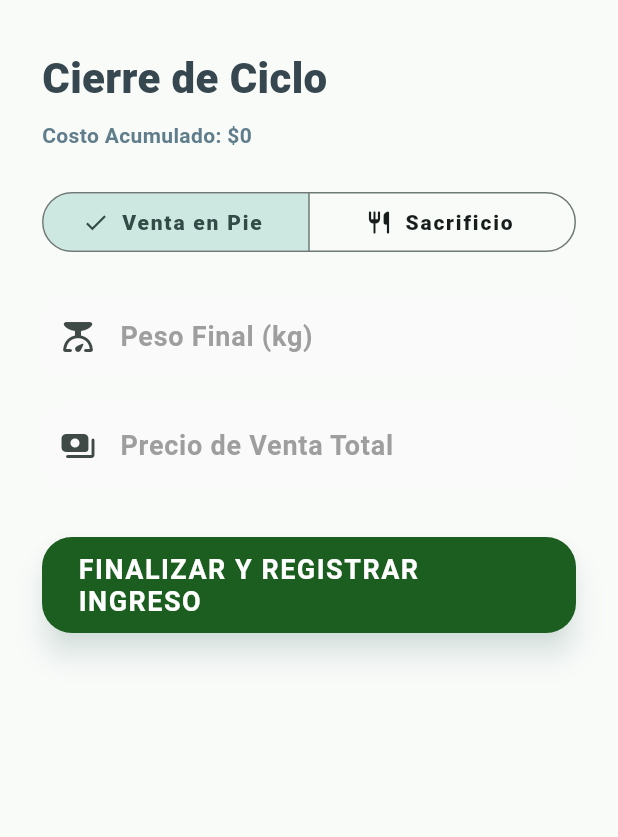
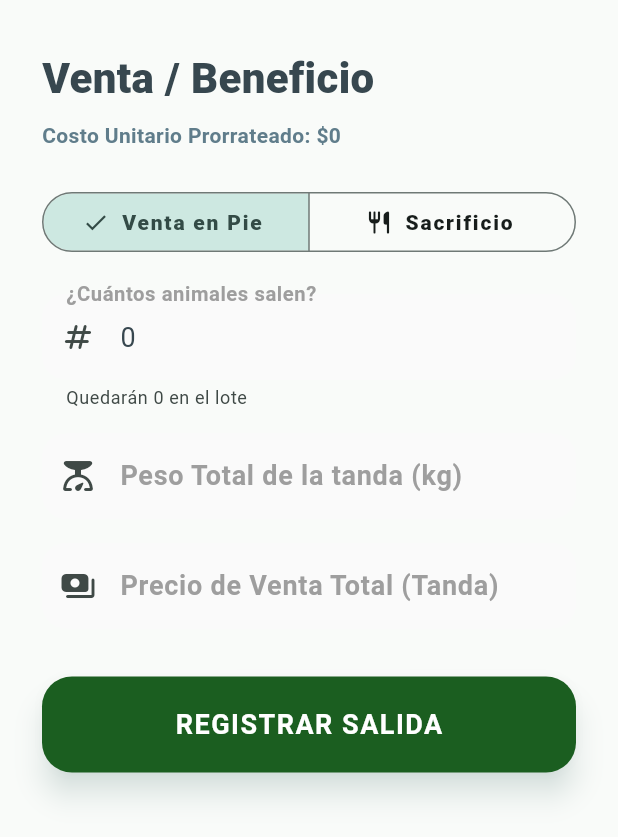
Before and after one commit to Brandon094/AgroGo, a Flutter app: the _FormCierreModal widget shown alone on an empty page, opened directly with empty values, on a phone screen of 412 x 824 dp. Shown: the top 837 px of the screen. Run offline on Flutter 3.47's test engine with Material 3 defaults, Android fonts, the light colour scheme and no system bars; our stand-ins replace dartz, firebase_auth, firebase_core, flutter_riverpod, geocoding, geolocator and 5 more; missing offline and left inert: maps_toolkit, turf; accounts and stored records are empty; generated files the repository leaves out were written again.

Commit message:
feat(livestock): implementar gestión por lotes (Batch Tracking) y salidas parciales
- Añadir cantidadInicial y cantidadActual a entidades pecuarias.\n- Implementar motor de prorrateo para cálculo de costo unitario en tiempo real.\n- Habilitar flujo de salidas parciales (Ventas/Beneficio por tandas) sin cerrar el lote.\n- Actualizar UI para visualizar stock remanente y utilidades acumuladas.

```diff
--- a/lib/features/livestock/data/modelos_pecuario_isar.dart
+++ b/lib/features/livestock/data/modelos_pecuario_isar.dart
@@ -9,12 +9,14 @@ class EspecieIsarModel {
   int? fincaId;
   late String nombre;
   late String tipoEspecie;
+  late int cantidadInicial;
   late int cantidadActual;
   int? loteId;
   late double valorUnitario;
   late double valorTotalInversion;
 
   late double costoInsumosAcumulado;
+  late double utilidadesGeneradas;
   late bool estaActivo;
   DateTime? fechaSalida;
   double? precioVentaTotal;
@@ -29,11 +31,13 @@ class EspecieIsarModel {
       fincaId: fincaId?.toString(),
       nombre: nombre,
       tipoEspecie: tipoEspecie,
+      cantidadInicial: cantidadInicial,
       cantidadActual: cantidadActual,
       loteId: loteId?.toString(),
       valorUnitario: valorUnitario,
       valorTotalInversion: valorTotalInversion,
       costoInsumosAcumulado: costoInsumosAcumulado,
+      utilidadesGeneradas: utilidadesGeneradas,
       estaActivo: estaActivo,
       fechaSalida: fechaSalida,
       precioVentaTotal: precioVentaTotal,
@@ -47,11 +51,13 @@ class EspecieIsarModel {
       ..fincaId = entidad.fincaId != null ? int.tryParse(entidad.fincaId!) : null
       ..nombre = entidad.nombre
       ..tipoEspecie = entidad.tipoEspecie
+      ..cantidadInicial = entidad.cantidadInicial
       ..cantidadActual = entidad.cantidadActual
       ..loteId = entidad.loteId != null ? int.tryParse(entidad.loteId!) : null
       ..valorUnitario = entidad.valorUnitario
       ..valorTotalInversion = entidad.valorTotalInversion
       ..costoInsumosAcumulado = entidad.costoInsumosAcumulado
+      ..utilidadesGeneradas = entidad.utilidadesGeneradas
       ..estaActivo = entidad.estaActivo
       ..fechaSalida = entidad.fechaSalida
       ..precioVentaTotal = entidad.precioVentaTotal
--- a/lib/features/livestock/domain/entidades_pecuario.dart
+++ b/lib/features/livestock/domain/entidades_pecuario.dart
@@ -5,13 +5,17 @@ class EspecieEntity {
   final String? fincaId;
   final String nombre;
   final String tipoEspecie;
+  final int cantidadInicial;
   final int cantidadActual;
   final String? loteId;
   final double valorUnitario;
-  final double valorTotalInversion; // Valor inicial de adquisición
+  final double valorTotalInversion; // Inversión inicial total (cantidadInicial * valorUnitario)
 
-  final double costoInsumosAcumulado; // Alimentación + Sanidad
+  final double costoInsumosAcumulado; // Alimentación + Sanidad acumulada de los que quedan
+  final double utilidadesGeneradas; // Ingresos - Gastos de las salidas parciales ya realizadas
   final bool estaActivo;
+
+  // Estos campos se usan para la salida FINAL o historial de la última salida
   final DateTime? fechaSalida;
   final double? precioVentaTotal;
   final double? kilosSalida;
@@ -22,11 +26,13 @@ class EspecieEntity {
     this.fincaId,
     required this.nombre,
     required this.tipoEspecie,
+    required this.cantidadInicial,
     required this.cantidadActual,
     this.loteId,
     this.valorUnitario = 0.0,
     this.valorTotalInversion = 0.0,
     this.costoInsumosAcumulado = 0.0,
+    this.utilidadesGeneradas = 0.0,
     this.estaActivo = true,
     this.fechaSalida,
     this.precioVentaTotal,
@@ -34,19 +40,24 @@ class EspecieEntity {
     this.tipoSalida,
   });
 
-  double get costoTotalAcumulado => valorTotalInversion + costoInsumosAcumulado;
-  double get utilidadNeta => (precioVentaTotal ?? 0.0) - costoTotalAcumulado;
+  /// Costo total que lleva el lote actualmente (lo invertido en compra + insumos)
+  double get costoTotalLote => (cantidadActual * valorUnitario) + costoInsumosAcumulado;
+
+  /// Lo que ha costado cada animal que está vivo hoy (Prorrateo)
+  double get costoUnitarioActual => cantidadActual > 0 ? costoTotalLote / cantidadActual : 0.0;
 
   EspecieEntity copyWith({
     String? id,
     String? fincaId,
     String? nombre,
     String? tipoEspecie,
+    int? cantidadInicial,
     int? cantidadActual,
     String? loteId,
     double? valorUnitario,
     double? valorTotalInversion,
     double? costoInsumosAcumulado,
+    double? utilidadesGeneradas,
     bool? estaActivo,
     DateTime? fechaSalida,
     double? precioVentaTotal,
@@ -58,11 +69,13 @@ class EspecieEntity {
       fincaId: fincaId ?? this.fincaId,
       nombre: nombre ?? this.nombre,
       tipoEspecie: tipoEspecie ?? this.tipoEspecie,
+      cantidadInicial: cantidadInicial ?? this.cantidadInicial,
       cantidadActual: cantidadActual ?? this.cantidadActual,
       loteId: loteId ?? this.loteId,
       valorUnitario: valorUnitario ?? this.valorUnitario,
       valorTotalInversion: valorTotalInversion ?? this.valorTotalInversion,
       costoInsumosAcumulado: costoInsumosAcumulado ?? this.costoInsumosAcumulado,
+      utilidadesGeneradas: utilidadesGeneradas ?? this.utilidadesGeneradas,
       estaActivo: estaActivo ?? this.estaActivo,
       fechaSalida: fechaSalida ?? this.fechaSalida,
       precioVentaTotal: precioVentaTotal ?? this.precioVentaTotal,
--- a/lib/features/livestock/presentation/pantalla_detalle_especie.dart
+++ b/lib/features/livestock/presentation/pantalla_detalle_especie.dart
@@ -25,7 +25,7 @@ class PantallaDetalleEspecie extends ConsumerWidget {
       data: (especies) {
         final especie = especies.firstWhere(
           (e) => e.id == especieId,
-          orElse: () => const EspecieEntity(id: '', nombre: '', tipoEspecie: '', cantidadActual: 0),
+          orElse: () => const EspecieEntity(id: '', nombre: '', tipoEspecie: '', cantidadActual: 0, cantidadInicial: 0),
         );
 
         if (especie.id.isEmpty) {
@@ -43,14 +43,14 @@ class PantallaDetalleEspecie extends ConsumerWidget {
                   Text(especie.nombre, style: const TextStyle(fontWeight: FontWeight.w900, fontSize: 24)),
                   Row(
                     children: [
-                      Text('${especie.cantidadActual} ${especie.tipoEspecie}', style: const TextStyle(fontSize: 13, color: Colors.white70, fontWeight: FontWeight.bold)),
+                      Text('${especie.cantidadActual} / ${especie.cantidadInicial} ${especie.tipoEspecie}', style: const TextStyle(fontSize: 13, color: Colors.white70, fontWeight: FontWeight.bold)),
                       const SizedBox(width: 8),
                       const Icon(Icons.calculate_rounded, size: 12, color: Colors.amber),
-                      Text(' \$${especie.costoTotalAcumulado.toStringAsFixed(0)}', style: const TextStyle(fontSize: 12, color: Colors.amber, fontWeight: FontWeight.w900)),
-                      if (!especie.estaActivo) ...[
+                      Text(' Unitario: \$${especie.costoUnitarioActual.toStringAsFixed(0)}', style: const TextStyle(fontSize: 12, color: Colors.amber, fontWeight: FontWeight.w900)),
+                      if (!especie.estaActivo || especie.utilidadesGeneradas != 0) ...[
                         const SizedBox(width: 8),
                         const Icon(Icons.trending_up_rounded, size: 12, color: Colors.lightGreenAccent),
-                        Text(' Utilidad: \$${especie.utilidadNeta.toStringAsFixed(0)}', style: const TextStyle(fontSize: 12, color: Colors.lightGreenAccent, fontWeight: FontWeight.w900)),
+                        Text(' Utilidad: \$${especie.utilidadesGeneradas.toStringAsFixed(0)}', style: const TextStyle(fontSize: 12, color: Colors.lightGreenAccent, fontWeight: FontWeight.w900)),
                       ],
                     ],
                   ),
@@ -624,7 +624,22 @@ class _FormCierreModal extends ConsumerStatefulWidget {
 class _FormCierreModalState extends ConsumerState<_FormCierreModal> {
   final _kilosCtrl = TextEditingController();
   final _precioCtrl = TextEditingController();
+  final _cantidadCtrl = TextEditingController();
   TipoSalidaPecuaria _tipo = TipoSalidaPecuaria.ventaEnPie;
+
+  @override
+  void initState() {
+    super.initState();
+    _cantidadCtrl.text = widget.especie.cantidadActual.toString();
+  }
+
+  @override
+  void dispose() {
+    _kilosCtrl.dispose();
+    _precioCtrl.dispose();
+    _cantidadCtrl.dispose();
+    super.dispose();
+  }
 
   @override
   Widget build(BuildContext context) {
@@ -636,9 +651,9 @@ class _FormCierreModalState extends ConsumerState<_FormCierreModal> {
         mainAxisSize: MainAxisSize.min,
         crossAxisAlignment: CrossAxisAlignment.stretch,
         children: [
-          const Text('Cierre de Ciclo', style: TextStyle(fontSize: 28, fontWeight: FontWeight.w900, color: Color(0xFF37474F))),
+          const Text('Venta / Beneficio', style: TextStyle(fontSize: 28, fontWeight: FontWeight.w900, color: Color(0xFF37474F))),
           const SizedBox(height: 8),
-          Text('Costo Acumulado: \$${widget.especie.costoTotalAcumulado.toStringAsFixed(0)}', style: const TextStyle(fontWeight: FontWeight.bold, color: Colors.blueGrey)),
+          Text('Costo Unitario Prorrateado: \$${widget.especie.costoUnitarioActual.toStringAsFixed(0)}', style: const TextStyle(fontWeight: FontWeight.bold, color: Colors.blueGrey)),
           const SizedBox(height: 24),
 
           SegmentedButton<TipoSalidaPecuaria>(
@@ -652,10 +667,21 @@ class _FormCierreModalState extends ConsumerState<_FormCierreModal> {
 
           const SizedBox(height: 24),
           TextField(
+            controller: _cantidadCtrl,
+            keyboardType: TextInputType.number,
+            decoration: InputDecoration(
+              labelText: '¿Cuántos animales salen?',
+              prefixIcon: const Icon(Icons.numbers_rounded),
+              helperText: 'Quedarán ${widget.especie.cantidadActual - (int.tryParse(_cantidadCtrl.text) ?? 0)} en el lote',
+            ),
+            onChanged: (v) => setState(() {}),
+          ),
+          const SizedBox(height: 16),
+          TextField(
             controller: _kilosCtrl,
             keyboardType: TextInputType.number,
             decoration: InputDecoration(
-              labelText: _tipo == TipoSalidaPecuaria.ventaEnPie ? 'Peso Final (kg)' : 'Kilos de carne obtenidos',
+              labelText: _tipo == TipoSalidaPecuaria.ventaEnPie ? 'Peso Total de la tanda (kg)' : 'Kilos de carne obtenidos',
               prefixIcon: const Icon(Icons.scale_rounded),
               suffixText: 'kg',
             ),
@@ -665,7 +691,7 @@ class _FormCierreModalState extends ConsumerState<_FormCierreModal> {
             controller: _precioCtrl,
             keyboardType: TextInputType.number,
             decoration: const InputDecoration(
-              labelText: 'Precio de Venta Total',
+              labelText: 'Precio de Venta Total (Tanda)',
               prefixIcon: Icon(Icons.payments_rounded),
               suffixText: 'COP',
             ),
@@ -675,14 +701,17 @@ class _FormCierreModalState extends ConsumerState<_FormCierreModal> {
           ElevatedButton(
             style: ElevatedButton.styleFrom(backgroundColor: const Color(0xFF1B5E20)),
             onPressed: () async {
+              final cantidad = int.tryParse(_cantidadCtrl.text) ?? 0;
               final kilos = double.tryParse(_kilosCtrl.text) ?? 0;
               final precio = double.tryParse(_precioCtrl.text) ?? 0;
 
-              if (kilos <= 0 || precio <= 0) return;
+              if (cantidad <= 0 || cantidad > widget.especie.cantidadActual) return;
+              if (precio <= 0) return;
 
               HapticFeedback.heavyImpact();
-              await ref.read(especieDetalleProvider(widget.especie.id).notifier).cerrarCicloPecuario(
+              await ref.read(especieDetalleProvider(widget.especie.id).notifier).registrarSalidaPecuaria(
                 tipo: _tipo,
+                cantidadASacar: cantidad,
                 kilos: kilos,
                 precioTotal: precio,
               );
@@ -690,15 +719,15 @@ class _FormCierreModalState extends ConsumerState<_FormCierreModal> {
               if (mounted) {
                 Navigator.pop(context);
                 ScaffoldMessenger.of(context).showSnackBar(
-                  const SnackBar(
-                    content: Text('Ciclo cerrado con éxito. Registro guardado en historial.'),
+                  SnackBar(
+                    content: Text(cantidad == widget.especie.cantidadActual ? 'Lote cerrado con éxito.' : 'Salida parcial registrada con éxito.'),
                     backgroundColor: Color(0xFF1B5E20),
                     behavior: SnackBarBehavior.floating,
                   ),
                 );
               }
             },
-            child: const Text('FINALIZAR Y REGISTRAR INGRESO'),
+            child: const Text('REGISTRAR SALIDA'),
           ),
         ],
       ),
--- a/lib/features/livestock/presentation/providers/pecuario_notifier.dart
+++ b/lib/features/livestock/presentation/providers/pecuario_notifier.dart
@@ -36,6 +36,7 @@ class PecuarioNotifier extends _$PecuarioNotifier {
       fincaId: fincaIdStr,
       nombre: nombre,
       tipoEspecie: tipoEspecie,
+      cantidadInicial: cantidadActual,
       cantidadActual: cantidadActual,
       loteId: loteId,
       valorUnitario: valorUnitario,
```
Also changed, not shown: lib/features/livestock/presentation/pantalla_panel_pecuario.dart (+4 -4 lines), lib/features/livestock/presentation/providers/especie_detalle_notifier.dart (+20 -6 lines), lib/features/livestock/data/modelos_pecuario_isar.g.dart, lib/features/livestock/presentation/providers/especie_detalle_notifier.g.dart, lib/features/livestock/presentation/providers/pecuario_notifier.g.dart.
